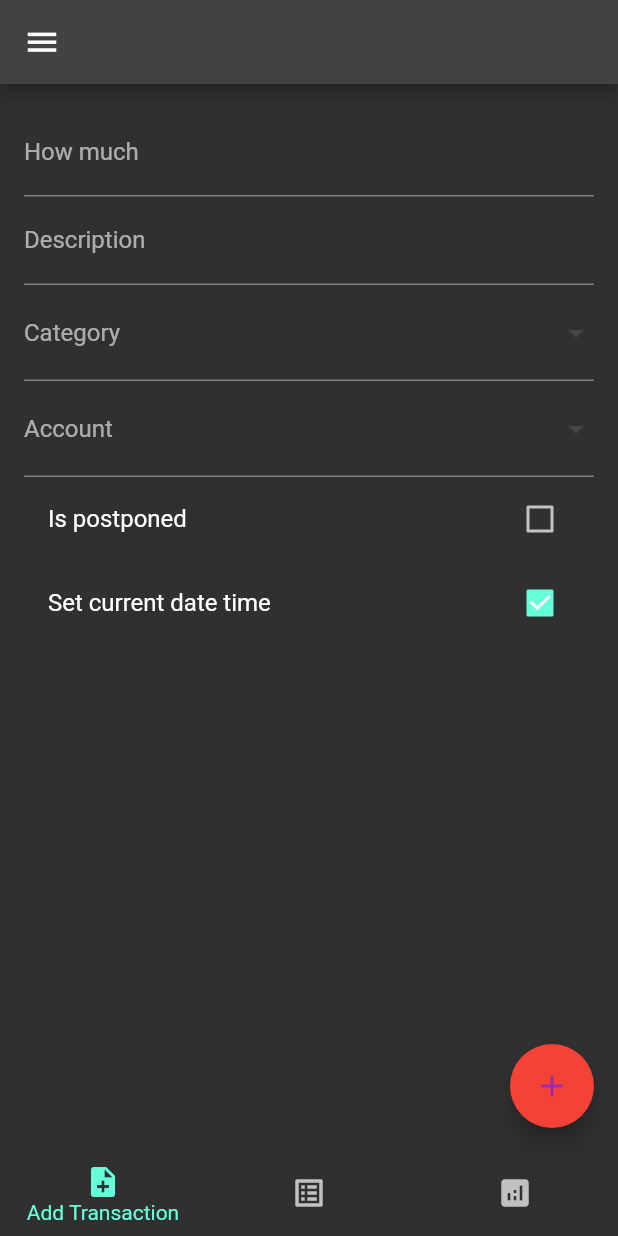
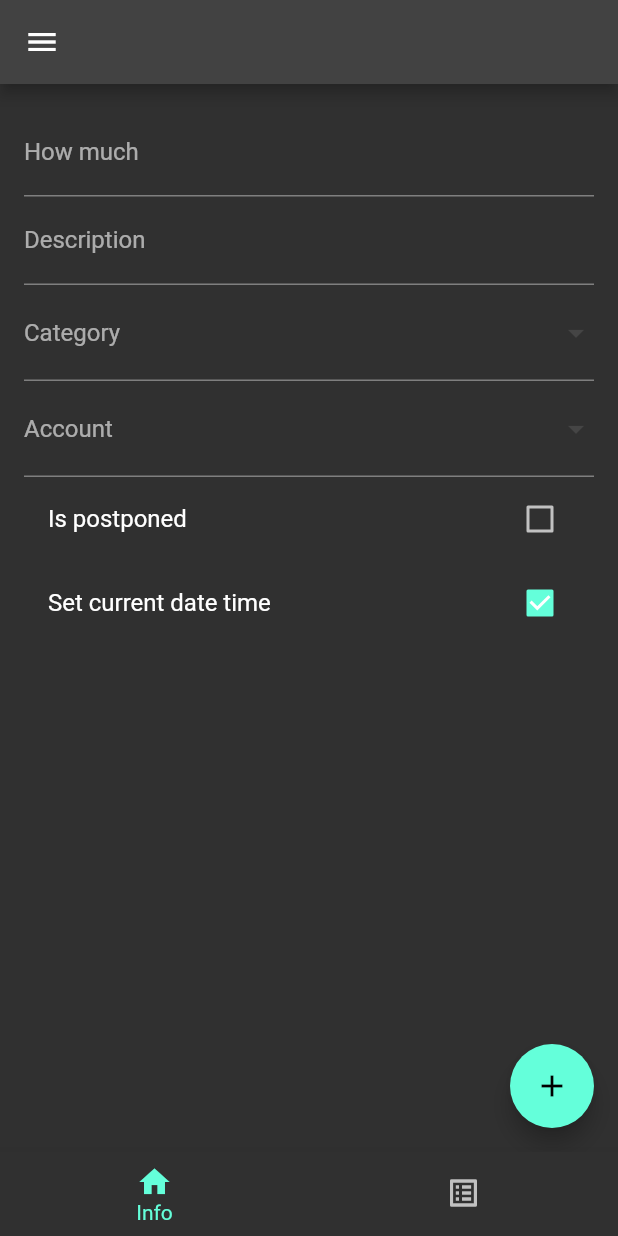
Before and after one commit to MoneyTrackScope/MoneyTrack.Mobile, a Flutter app: the HomePage screen opened directly, on a phone screen of 412 x 824 dp. Run offline on Flutter 3.47's test engine with Material 2 defaults, Android fonts, the phone set to English and light mode, and no system bars; our stand-ins replace datetime_picker_formfield, decimal, equatable, flutter_secure_storage, get_it, grouped_list and 1 more; accounts and stored records are empty; network calls fail; statements that could not run were skipped.

Commit message:
change theme data

```diff
--- a/lib/main.dart
+++ b/lib/main.dart
@@ -2,8 +2,11 @@ import 'dart:io';
 
 import 'package:flutter/material.dart';
 import 'package:get_it/get_it.dart';
+import 'package:money_track/src/components/widgets/introduction_body.dart';
 import 'package:money_track/src/models/user_model.dart';
 import 'package:money_track/src/pages/home/home_page.dart';
+import 'package:money_track/src/pages/introduction/introduction_page.dart';
+import 'package:money_track/src/pages/login/signIn_page.dart';
 import 'package:money_track/src/pages/login/signUp_page.dart';
 import 'package:money_track/src/services/account_service.dart';
 import 'package:money_track/src/services/category_service.dart';
@@ -39,6 +42,6 @@ class App extends StatelessWidget {
 
   @override
   Widget build(BuildContext context) {
-    return MaterialApp(theme: basicTheme(), home: HomePage());
+    return MaterialApp(theme: basicTheme(), home: SignUpPage());
   }
 }
--- a/lib/src/pages/home/home_page.dart
+++ b/lib/src/pages/home/home_page.dart
@@ -8,7 +8,7 @@ import 'package:money_track/src/pages/home/transaction_list_page.dart';
 class HomePage extends StatefulWidget {
   const HomePage({Key? key}) : super(key: key);
 
-  final String restorationId = "";
+  final String restorationId = "bottom_navigation_tab_index";
 
   @override
   _HomePageState createState() => _HomePageState();
@@ -20,9 +20,6 @@ class _HomePageState extends State<HomePage> with RestorationMixin {
   final _pages = <Widget>[
     const AddTransactionPage(),
     const TransactionListPage(),
-    const Center(
-      child: Text("Analytics"),
-    )
   ];
 
   @override
@@ -30,7 +27,7 @@ class _HomePageState extends State<HomePage> with RestorationMixin {
 
   @override
   void restoreState(RestorationBucket? oldBucket, bool initialRestore) {
-    registerForRestoration(_currentIndex, 'bottom_navigation_tab_index');
+    registerForRestoration(_currentIndex, restorationId);
   }
 
   @override
@@ -43,17 +40,13 @@ class _HomePageState extends State<HomePage> with RestorationMixin {
   Widget build(BuildContext context) {
     const bottomNavigationBarItems = <BottomNavigationBarItem>[
       BottomNavigationBarItem(
-        icon: Icon(Icons.note_add),
-        label: "Add Transaction",
+        icon: Icon(Icons.home),
+        label: "Info",
       ),
       BottomNavigationBarItem(
         icon: Icon(Icons.list_alt),
         label: "Transactions List",
       ),
-      BottomNavigationBarItem(
-        icon: Icon(Icons.analytics),
-        label: "Analytics",
-      )
     ];
 
     return Scaffold(
@@ -75,19 +68,3 @@ class _HomePageState extends State<HomePage> with RestorationMixin {
     );
   }
 }
-
-class _NavigationDestinationView extends StatelessWidget {
-  const _NavigationDestinationView({Key? key, required this.item})
-      : super(key: key);
-
-  final BottomNavigationBarItem item;
-
-  @override
-  Widget build(BuildContext context) {
-    return Stack(children: [
-      Center(
-        child: Text(item.label.toString()),
-      )
-    ]);
-  }
-}
--- a/lib/src/util/theme.dart
+++ b/lib/src/util/theme.dart
@@ -4,70 +4,18 @@ import './constants.dart';
 
 ThemeData basicTheme() => ThemeData(
     brightness: Brightness.dark,
-      primaryColor: kPrimaryColor,
-      textTheme: TextTheme(
-        headline6: const TextStyle(
+    textTheme: const TextTheme(
+      headline6: TextStyle(
         fontFamily: FontNameTitle,
         fontSize: LargeTextSize,
-          color: Color.fromARGB(255, 125, 183, 234),
-          shadows: <Shadow>[
-            Shadow(
-              offset: Offset(0.0, 0.0),
-              blurRadius: 5.0,
-              color: Color.fromARGB(138, 34, 162, 242),
-            ),
-            Shadow(
-              offset: Offset(0.0, 0.0),
-              blurRadius: 15.0,
-              color: Color.fromARGB(98, 34, 162, 242),
-            ),
-          ],
       ),
       headline4: TextStyle(
         fontFamily: FontNameDefault,
         fontSize: MediumTextSize,
         fontWeight: FontWeight.w800,
-          color: kSecondaryColor,
-          shadows: const <Shadow>[
-            Shadow(
-              offset: Offset(0.0, 0.0),
-              blurRadius: 2.0,
-              color: Color.fromARGB(214, 34, 162, 242),
       ),
-          ],
-        ),
-        bodyText1: const TextStyle(
+      bodyText1: TextStyle(
         fontFamily: FontNameDefault,
         fontSize: BodyTextSize,
-          color: Color.fromARGB(255, 26, 46, 64),
       ),
-      ),
-      iconTheme: const IconThemeData(
-        // color: Colors.red,
-        size: 25.0,
-        color: Colors.blue,
-      ),
-      floatingActionButtonTheme: const FloatingActionButtonThemeData(
-        backgroundColor: Colors.red,
-        foregroundColor: Colors.purple,
-      ),
-      buttonTheme: const ButtonThemeData(
-        height: 80,
-        buttonColor: Colors.deepPurple,
-        textTheme: ButtonTextTheme.accent,
-      ),
-      // elevatedButtonTheme: ElevatedButtonThemeData(
-      //     style: ElevatedButton.styleFrom(
-      //         padding: const EdgeInsets.symmetric(horizontal: 30, vertical: 10),
-      //         shape: RoundedRectangleBorder(
-      //             borderRadius: BorderRadius.circular(20)),
-      //         primary: Color.fromARGB(255, 177, 23, 215), // background color
-      //         textStyle: const TextStyle(
-      //             fontFamily: FontNameDefault,
-      //             fontSize: BodyTextSize,
-      //             color: Color.fromARGB(255, 176, 47, 33)))
-      //     // bottomAppBarColor: Colors.deepPurple,
-      //     // cardColor: Colors.orange.shade100,
-      //     // scaffoldBackgroundColor: Colors.yellow,
-      //     ),
-    );
+    ));
```
Lines whose indentation alone changed are shown as unchanged.
